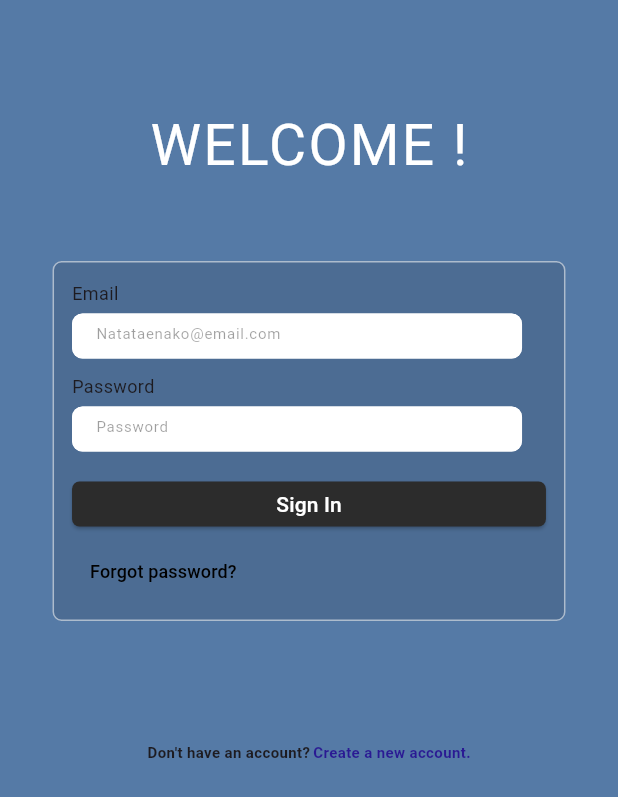
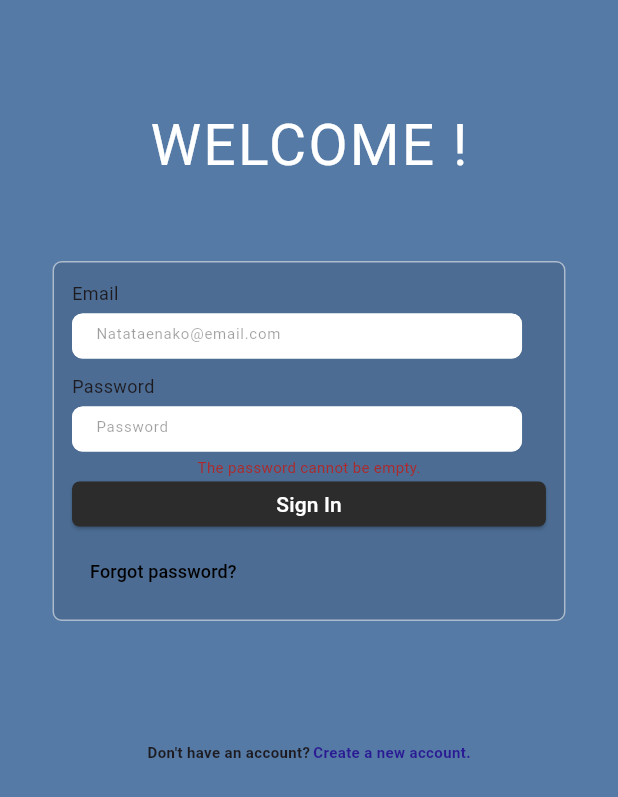
Before and after one commit to ebituin/TaskTrek, a Flutter app: the screen it shows after launch, after a tap on "Sign In", on a phone screen of 412 x 824 dp. Shown: the top 797 px of the screen. Run offline on Flutter 3.47's test engine with Material 3 defaults, Android fonts, the phone set to English and light mode, and no system bars.

Commit message:
password notice done

```diff
--- a/tasktrek/lib/pages/home.dart
+++ b/tasktrek/lib/pages/home.dart
@@ -102,8 +102,11 @@ class _LoginFormState extends State<LoginForm> {
     super.dispose();
   }
 
+    bool emptyText = false;
+    bool wrongPassword = false;
   @override
   Widget build(BuildContext context) {
+
     return Form(
       key: _formKey,
       child: Column(
@@ -186,14 +189,42 @@ class _LoginFormState extends State<LoginForm> {
             ),
             obscureText: true,
           ),
+
           ),
-          SizedBox(height: 20.0),
+            SizedBox(
+              height: 20.0,
+
+              child:
+              Center(
+
+                child: emptyText ?
+                  Text(
+                    'The password cannot be empty.',
+                    style: TextStyle(
+                      color: const Color(0xFFAD292B),
+                      fontSize: 10
+                    ),
+                  ):wrongPassword ?
+                  Text(
+                    'The password you’ve entered is incorrect.',
+                    style: TextStyle(
+                      color: const Color(0xFFAD292B),
+                      fontSize: 10
+                    ),
+                  ):null
+
+              ),
+            ),
           SizedBox(
             height: 30,
 
             child:
               ElevatedButton(
                 onPressed: () {
+                  setState(() {
+                    emptyText = _passwordController.text.isEmpty;
+                    wrongPassword = _passwordController.text != 'fetish';
+                  });
                   //Navigator.push(
                     //context,
                      //MaterialPageRoute(builder: ),
@@ -212,8 +243,13 @@ class _LoginFormState extends State<LoginForm> {
                     color: Colors.white,
                   ),
                   ),
+
               ),
+
+
           ),
+
+
           SizedBox(height: 2),
           TextButton(
             onPressed: () {
@@ -236,6 +272,9 @@ class _LoginFormState extends State<LoginForm> {
           ),
         ],
       ),
+
     );
+
   }
+
 }
```
